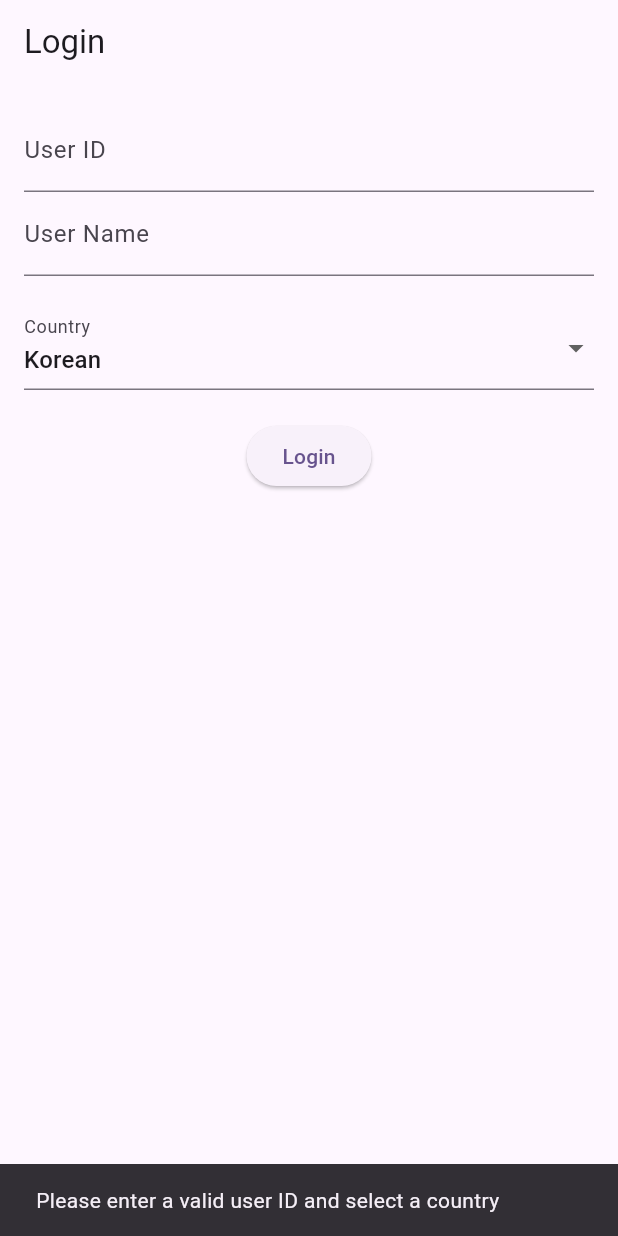
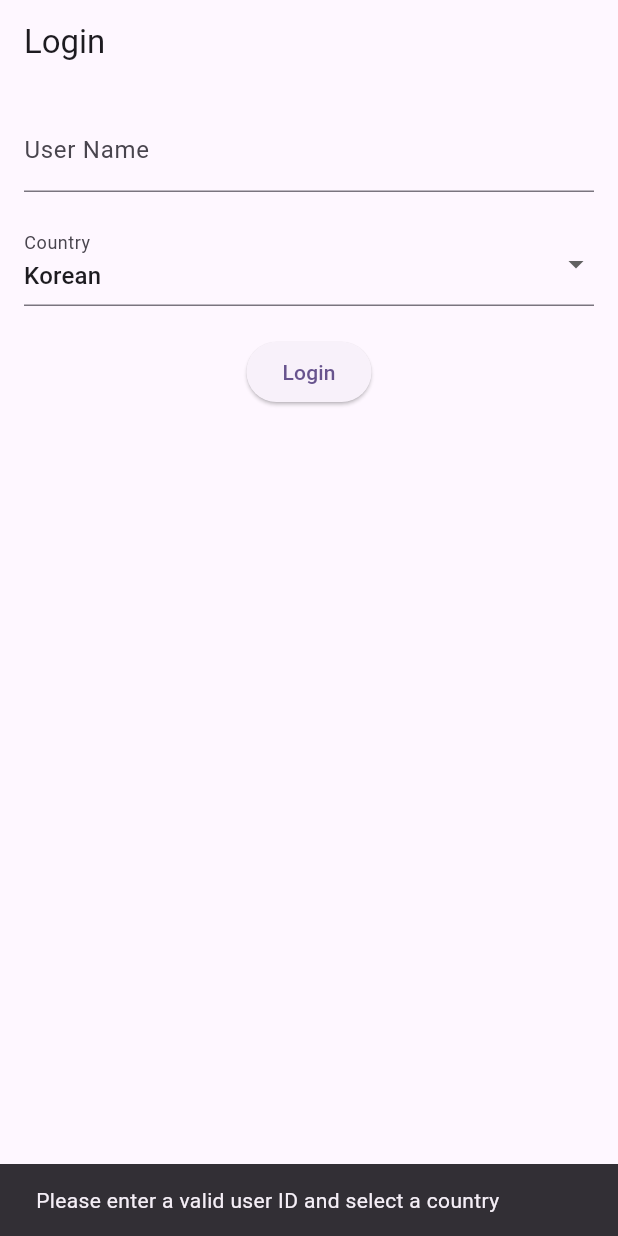
Before and after one commit to mason-ko/uv_chat_client_flutter, a Flutter app: the screen it shows after launch, after a tap on "Login", on a phone screen of 412 x 824 dp. Run offline on Flutter 3.47's test engine with Material 3 defaults, Android fonts, the phone set to English and light mode, and no system bars; our stand-ins replace socket_io_client.

Commit message:
feat: user id 컨트롤러 삭제, name 으로 사용

```diff
--- a/lib/screens/login_screen.dart
+++ b/lib/screens/login_screen.dart
@@ -3,23 +3,21 @@ import '../screens/home_screen.dart';
 import '../services/auth_service.dart';
 
 class LoginScreen extends StatefulWidget {
-  const LoginScreen({Key? key}) : super(key: key);
+  const LoginScreen({super.key});
 
   @override
   _LoginScreenState createState() => _LoginScreenState();
 }
 
 class _LoginScreenState extends State<LoginScreen> {
-  final TextEditingController _userIdController = TextEditingController();
   final TextEditingController _userNameController = TextEditingController();
   String _selectedCountry = 'korean'; // 기본 값 설정
 
   Future<void> _handleLogin() async {
-    final userId = int.tryParse(_userIdController.text) ?? 0;
     final country = _selectedCountry;
     final userName = _userNameController.text;
 
-    if (userId == 0 || country.isEmpty) {
+    if (userName.isEmpty || country.isEmpty) {
       ScaffoldMessenger.of(context).showSnackBar(
         const SnackBar(content: Text('Please enter a valid user ID and select a country')),
       );
@@ -28,7 +26,7 @@ class _LoginScreenState extends State<LoginScreen> {
 
     try {
       // AuthService의 createUser 함수를 호출하여 사용자 생성
-      await AuthService.createUser(userId, userName, country);
+      var userId = await AuthService.createUser(userName, country);
 
       // HomeScreen으로 이동
       Navigator.push(
@@ -54,11 +52,6 @@ class _LoginScreenState extends State<LoginScreen> {
         padding: const EdgeInsets.all(16.0),
         child: Column(
           children: [
-            TextField(
-              controller: _userIdController,
-              decoration: const InputDecoration(labelText: 'User ID'),
-              keyboardType: TextInputType.number,
-            ),
             TextField(
               controller: _userNameController,
               decoration: const InputDecoration(labelText: 'User Name'),
--- a/lib/services/auth_service.dart
+++ b/lib/services/auth_service.dart
@@ -4,18 +4,20 @@ import 'package:http/http.dart' as http;
 class AuthService {
   static const String apiBaseUrl = 'http://localhost:8080/api';
 
-  static Future<void> createUser(int userId, String userName, String country) async {
+  static Future<int> createUser(String userName, String country) async {
     final url = Uri.parse('$apiBaseUrl/users');
 
     try {
       final response = await http.post(
         url,
         headers: {'Content-Type': 'application/json'},
-        body: jsonEncode({'id': userId, 'name': userName, 'country': country}),
+        body: jsonEncode({'name': userName, 'country': country}),
       );
 
       if (response.statusCode == 200) {
         print('User created successfully');
+        final data = json.decode(response.body);
+        return data['id'];
       } else {
         print('Failed to create user: ${response.statusCode}');
         throw Exception('Failed to create user');
```
